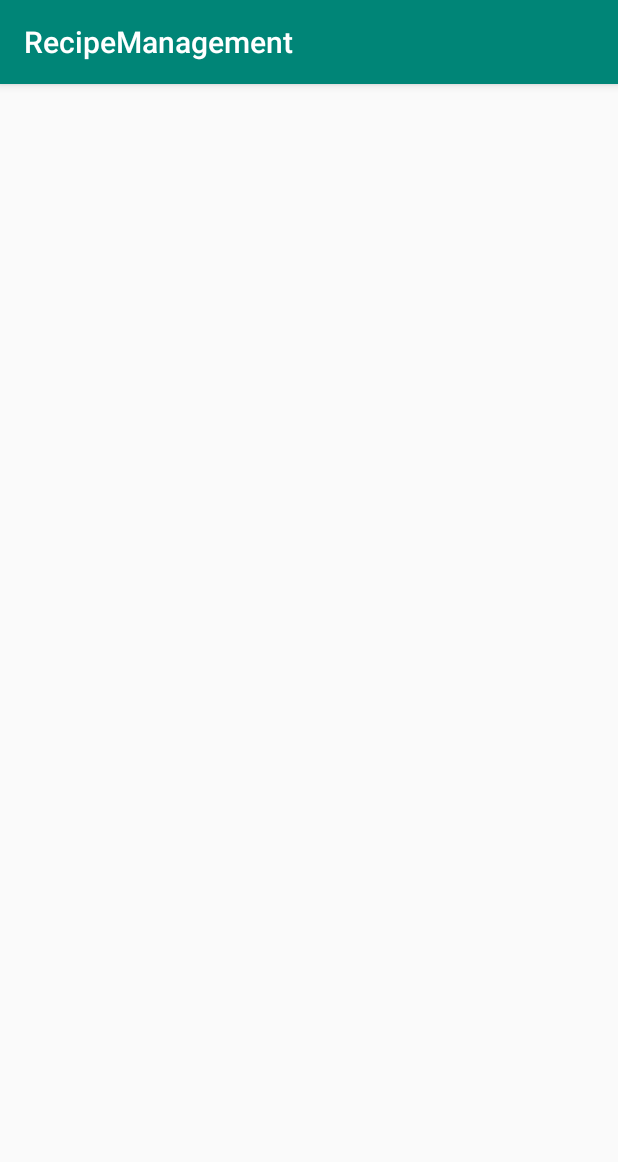
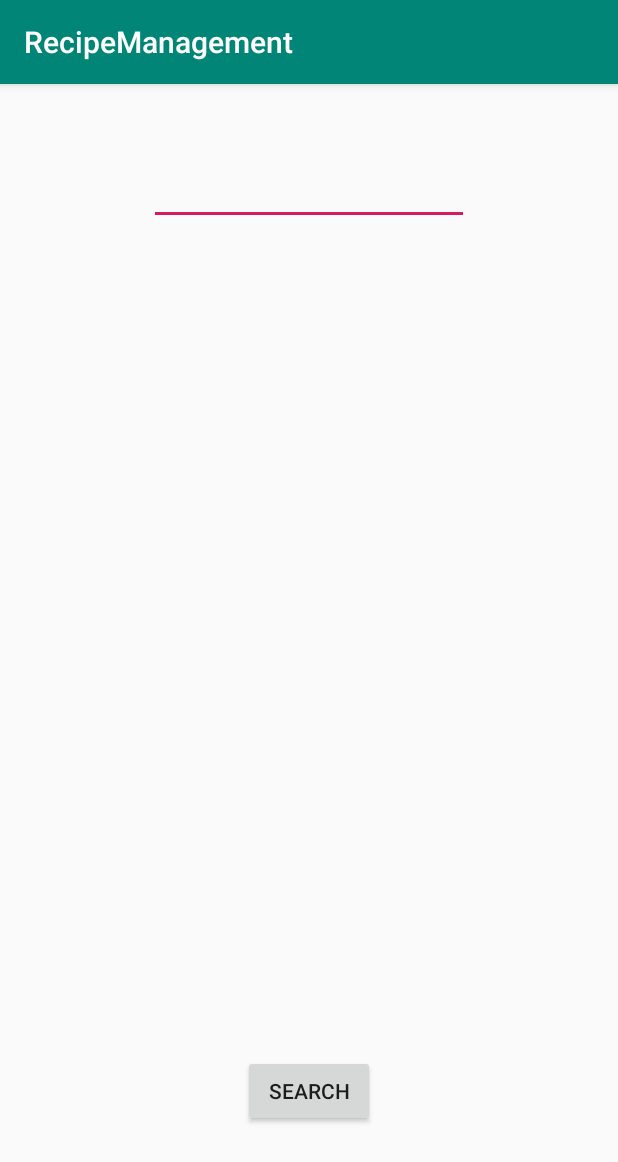
Before and after one commit to burakbaran/Recipe-Management-Service-android, an Android app: the screen it shows after launch (searchActivity before the commit, SearchActivity after it), in the options menu, after a tap on "Search Recipe", on a phone screen of 412 x 824 dp. Shown: the top 1162 px of the screen. Run offline under Robolectric (Android 15) with nearby library versions, the phone set to English and light mode, and no system bars; 2 statements that could not run were skipped.

Commit message:
adding search activity and delete activity

```diff
--- a/app/src/main/java/com/recipemanagement/recipemanagement/MainActivity.java
+++ b/app/src/main/java/com/recipemanagement/recipemanagement/MainActivity.java
@@ -33,12 +33,12 @@ public class MainActivity extends AppCompatActivity {
         }
 
         if(item.getItemId() == R.id.search_recipe){
-            Intent intent = new Intent(getApplicationContext(), searchActivity.class);
+            Intent intent = new Intent(getApplicationContext(), SearchActivity.class);
             startActivity(intent);
         }
 
         if(item.getItemId() == R.id.delete_recipe){
-            Intent intent = new Intent(getApplicationContext(), deleteActivity.class);
+            Intent intent = new Intent(getApplicationContext(), DeleteActivity.class);
             startActivity(intent);
         }
 
--- a/app/src/main/java/com/recipemanagement/recipemanagement/searchActivity.java
+++ /dev/null
@@ -1,13 +0,0 @@
-package com.recipemanagement.recipemanagement;
-
-import android.support.v7.app.AppCompatActivity;
-import android.os.Bundle;
-
-public class searchActivity extends AppCompatActivity {
-
-    @Override
-    protected void onCreate(Bundle savedInstanceState) {
-        super.onCreate(savedInstanceState);
-        setContentView(R.layout.activity_main3);
-    }
-}
--- a/app/src/main/res/layout/activity_main3.xml
+++ b/app/src/main/res/layout/activity_main3.xml
@@ -4,6 +4,48 @@
     xmlns:tools="http://schemas.android.com/tools"
     android:layout_width="match_parent"
     android:layout_height="match_parent"
-    tools:context=".searchActivity">
+    tools:context=".SearchActivity">
+
+    <EditText
+        android:id="@+id/searchKey"
+        android:layout_width="wrap_content"
+        android:layout_height="wrap_content"
+        android:layout_marginStart="8dp"
+        android:layout_marginTop="8dp"
+        android:layout_marginEnd="8dp"
+        android:ems="10"
+        android:inputType="textPersonName"
+        app:layout_constraintBottom_toBottomOf="parent"
+        app:layout_constraintEnd_toEndOf="parent"
+        app:layout_constraintStart_toStartOf="parent"
+        app:layout_constraintTop_toTopOf="parent"
+        app:layout_constraintVertical_bias="0.057" />
+
+    <ListView
+        android:id="@+id/search_view"
+        android:layout_width="283dp"
+        android:layout_height="303dp"
+        android:layout_marginStart="8dp"
+        android:layout_marginTop="8dp"
+        android:layout_marginEnd="8dp"
+        android:layout_marginBottom="8dp"
+        app:layout_constraintBottom_toBottomOf="parent"
+        app:layout_constraintEnd_toEndOf="parent"
+        app:layout_constraintStart_toStartOf="parent"
+        app:layout_constraintTop_toBottomOf="@+id/searchKey" />
+
+    <Button
+        android:id="@+id/search_event_button"
+        android:layout_width="wrap_content"
+        android:layout_height="wrap_content"
+        android:layout_marginStart="8dp"
+        android:layout_marginEnd="8dp"
+        android:layout_marginBottom="8dp"
+        android:text="Search"
+        app:layout_constraintBottom_toBottomOf="parent"
+        app:layout_constraintEnd_toEndOf="parent"
+        app:layout_constraintStart_toStartOf="parent"
+        app:layout_constraintTop_toBottomOf="@+id/search_view" />
+
 
 </android.support.constraint.ConstraintLayout>
```
Also changed, not shown: app/src/main/AndroidManifest.xml (+3 -4 lines), app/src/main/java/com/recipemanagement/recipemanagement/DeleteActivity.java (added, +52 -0 lines), app/src/main/java/com/recipemanagement/recipemanagement/SearchActivity.java (added, +139 -0 lines), app/src/main/java/com/recipemanagement/recipemanagement/deleteActivity.java (deleted, +0 -13 lines), app/src/main/res/layout/activity_main4.xml (+15 -0 lines).
